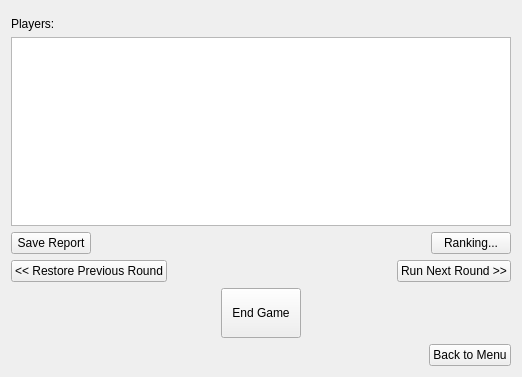
Old version of the form mainwidget.ui in the repository tsenmu/FBSG.
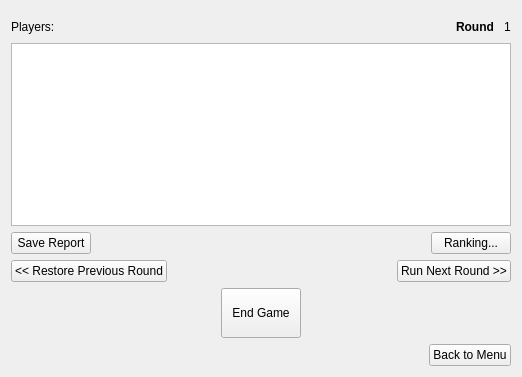
New version of the form. Custom widgets are drawn as their Qt base class.

The edit to the form file:
```diff
--- a/mainwidget.ui
+++ b/mainwidget.ui
@@ -18,11 +18,42 @@
     <widget class="ColorStatus" name="status" native="true"/>
    </item>
    <item>
+    <layout class="QHBoxLayout" name="horizontalLayout_5">
+     <item>
     <widget class="QLabel" name="label">
      <property name="text">
       <string>Players:</string>
      </property>
     </widget>
+     </item>
+     <item>
+      <spacer name="horizontalSpacer_6">
+       <property name="orientation">
+        <enum>Qt::Horizontal</enum>
+       </property>
+       <property name="sizeHint" stdset="0">
+        <size>
+         <width>40</width>
+         <height>20</height>
+        </size>
+       </property>
+      </spacer>
+     </item>
+     <item>
+      <widget class="QLabel" name="label_2">
+       <property name="text">
+        <string>&lt;b&gt;Round &lt;/b&gt;</string>
+       </property>
+      </widget>
+     </item>
+     <item>
+      <widget class="QLabel" name="label_3">
+       <property name="text">
+        <string>1</string>
+       </property>
+      </widget>
+     </item>
+    </layout>
    </item>
    <item>
     <widget class="QTableView" name="tableView">
```
Lines whose indentation alone changed are shown as unchanged.
